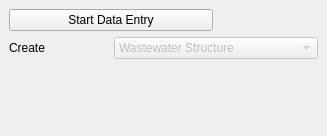
This is ui/qgepwizard.ui in QGEP/qgepplugin as Qt 5 draws it before an edit. The edited form follows.
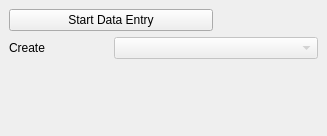
This is the edited form.

What changed in the file:
```diff
--- a/ui/qgepwizard.ui
+++ b/ui/qgepwizard.ui
@@ -37,16 +37,6 @@
       <property name="autoFillBackground">
        <bool>true</bool>
       </property>
-      <item>
-       <property name="text">
-        <string>Wastewater Structure</string>
-       </property>
-      </item>
-      <item>
-       <property name="text">
-        <string>Reach</string>
-       </property>
-      </item>
      </widget>
     </item>
     <item row="2" column="0">
```
